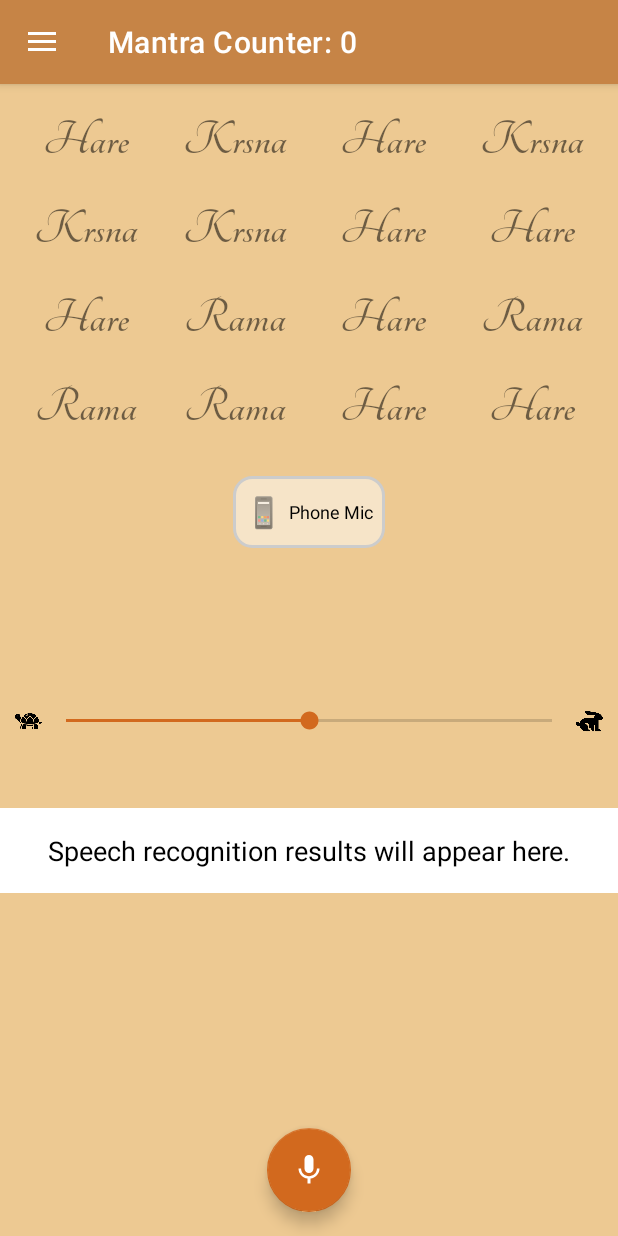
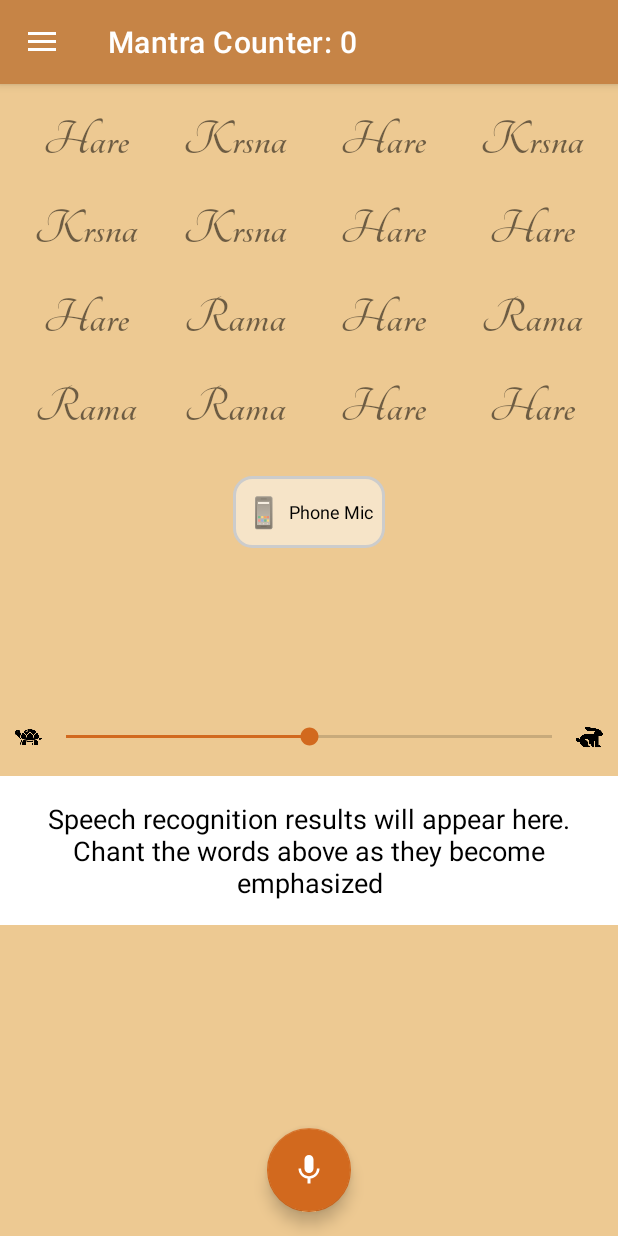
Before and after one commit to Swicegood/hare-krishna-mantra-practice, an Android app: the screen it shows after launch (MainActivity), on a phone screen of 412 x 824 dp. Run offline under Robolectric (Android 15) with nearby library versions, the phone set to English and light mode, and no system bars; our stand-ins replace navigation-ui; 1 statement that could not run was skipped.

Commit message:
Update speech result layout text: modify the placeholder text to include instructions for chanting emphasized words during speech recognition.

```diff
--- a/app/src/main/res/layout/speech_result_layout.xml
+++ b/app/src/main/res/layout/speech_result_layout.xml
@@ -15,7 +15,7 @@
         android:textSize="18sp"
         android:background="@android:color/white"
         android:gravity="center"
-        android:text="Speech recognition results will appear here."
+        android:text="Speech recognition results will appear here.\nChant the words above as they become emphasized"
         app:layout_constraintTop_toTopOf="parent"
         app:layout_constraintBottom_toBottomOf="parent"
         app:layout_constraintStart_toStartOf="parent"
```
